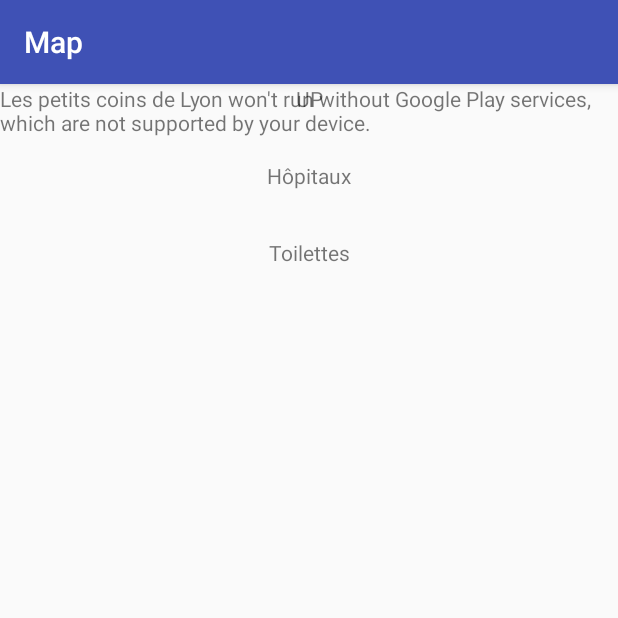
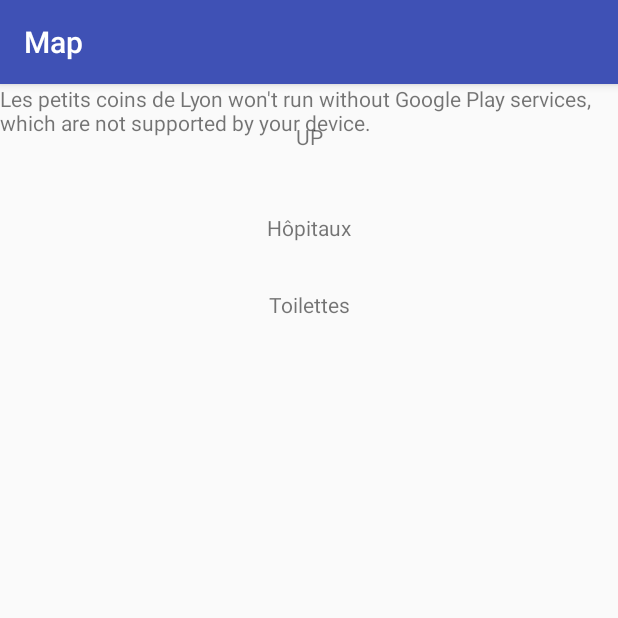
Before and after one commit to GenesisGroupe/LesPetitsCoinsDeLyon, an Android app: the screen it shows after launch (MapsActivity), on a phone screen of 412 x 824 dp, the top half of it. Run offline under Robolectric (Android 15) with nearby library versions, the phone set to English and light mode, and no system bars; plain views replace SlidingUpPanelLayout.

Commit message:
add dimens

```diff
--- a/app/src/main/res/layout/activity_maps.xml
+++ b/app/src/main/res/layout/activity_maps.xml
@@ -6,7 +6,7 @@
     android:layout_width="match_parent"
     android:layout_height="match_parent"
     android:gravity="bottom"
-    sothree:umanoPanelHeight="68dp"
+    sothree:umanoPanelHeight="@dimen/slider_closed_height"
     sothree:umanoShadowHeight="4dp">
 
     <fragment xmlns:android="http://schemas.android.com/apk/res/android"
@@ -21,7 +21,7 @@
         android:id="@+id/options"
         android:name="com.genesis.lespetitscoinsdelyon.ihm.fragments.ThemesFragment"
         android:layout_width="match_parent"
-        android:layout_height="500dp"
+        android:layout_height="@dimen/slider_opened_height"
         android:gravity="center|top"
         tools:context="com.genesis.lespetitscoinsdelyon.ihm.activities.MapsActivity" />
 
--- a/app/src/main/res/layout/fragment_themes.xml
+++ b/app/src/main/res/layout/fragment_themes.xml
@@ -9,8 +9,7 @@ android:layout_height="match_parent"
         android:text="UP"
         android:gravity="center"
         android:layout_width="match_parent"
-        android:layout_height="wrap_content"
-        android:layout_marginBottom="16dp"/>
+        android:layout_height="@dimen/slider_closed_height"/>
 
 
     <android.support.v7.widget.RecyclerView
```
Also changed, not shown: app/src/main/res/values-w820dp/dimens.xml (added, +7 -0 lines), app/src/main/res/values/dimens.xml (added, +22 -0 lines).
